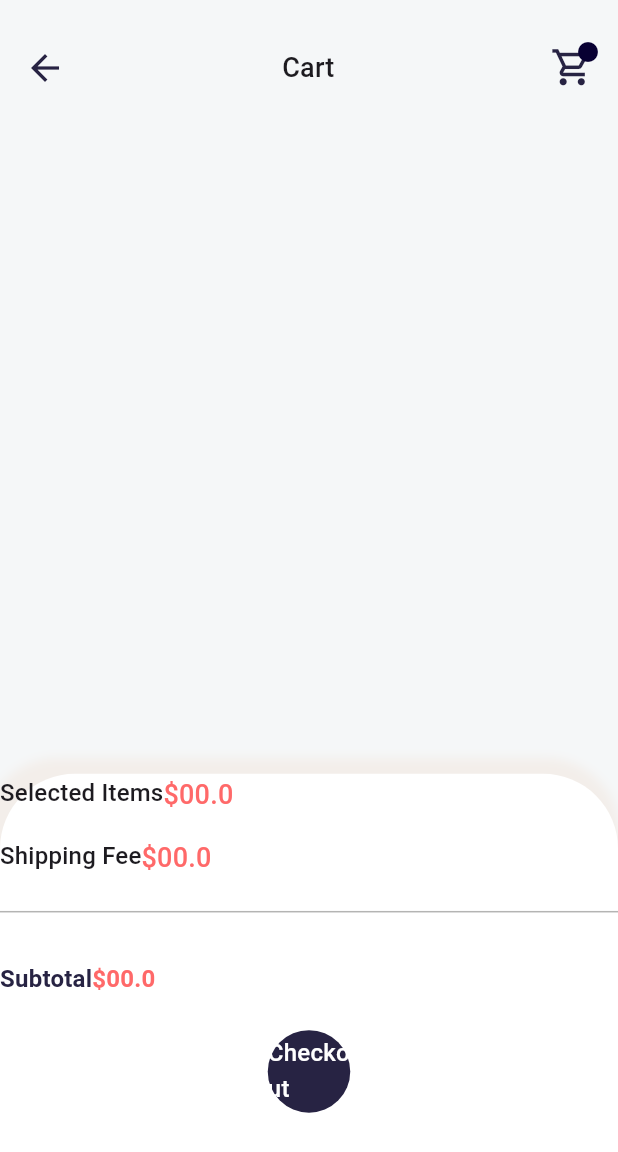
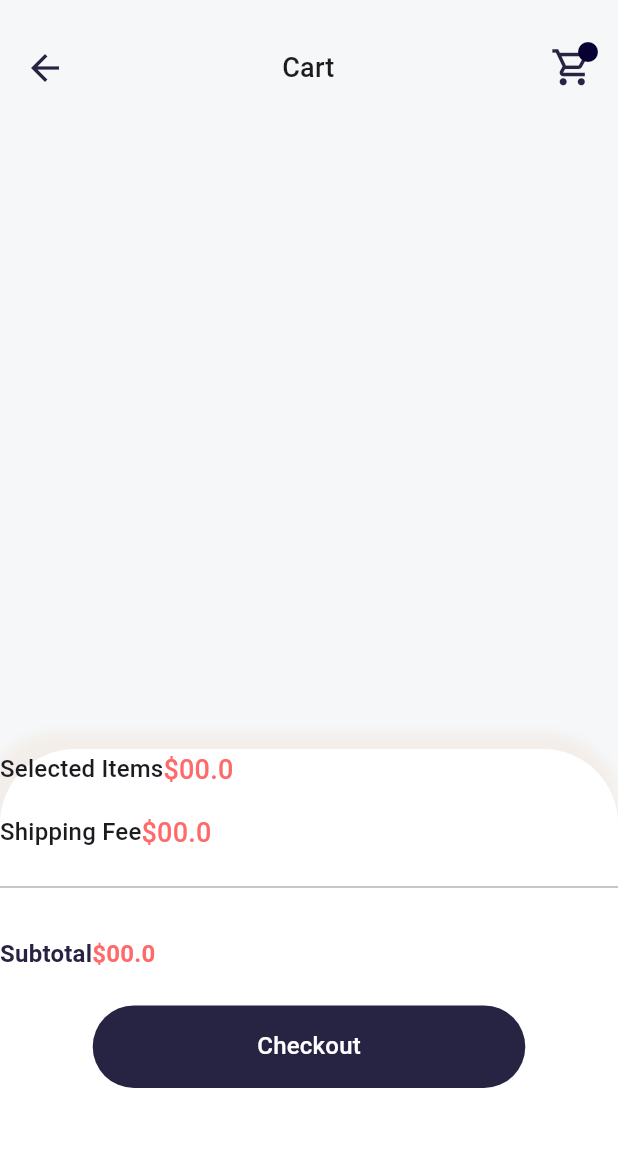
Before and after one commit to mcalisadeghi/Flutter-Furniture-Shopping-App-UI, a Flutter app: the Cartview screen opened directly, on a phone screen of 412 x 824 dp. Shown: the top 1152 px of the screen. Run offline on Flutter 3.47's test engine with Material 3 defaults, Android fonts, the phone set to English and light mode, and no system bars; our stand-ins replace fluttertoast.

Commit message:
fix size

```diff
--- a/lib/screen/product_detail/cart/cart_view.dart
+++ b/lib/screen/product_detail/cart/cart_view.dart
@@ -37,7 +37,7 @@ class _CartviewState extends State<Cartview> {
             height: 30.0,
           ), //28:58
           SizedBox(
-            height: size.height * 0.45,
+            height: size.height * 0.43,
             child: ListView.separated(
               itemCount: DummyProductList.cartList.length,
               shrinkWrap: true,
@@ -117,9 +117,14 @@ class _CartviewState extends State<Cartview> {
                   SizedBox(
                     height: 22.0,
                   ),
+                  // check out button
                   CustomButton(
+                    width: size.width * 0.7,
                     onTap: () {},
                     title: 'Checkout',
+                  ),
+                  SizedBox(
+                    height: 14.0,
                   ),
                 ],
               ),
```
